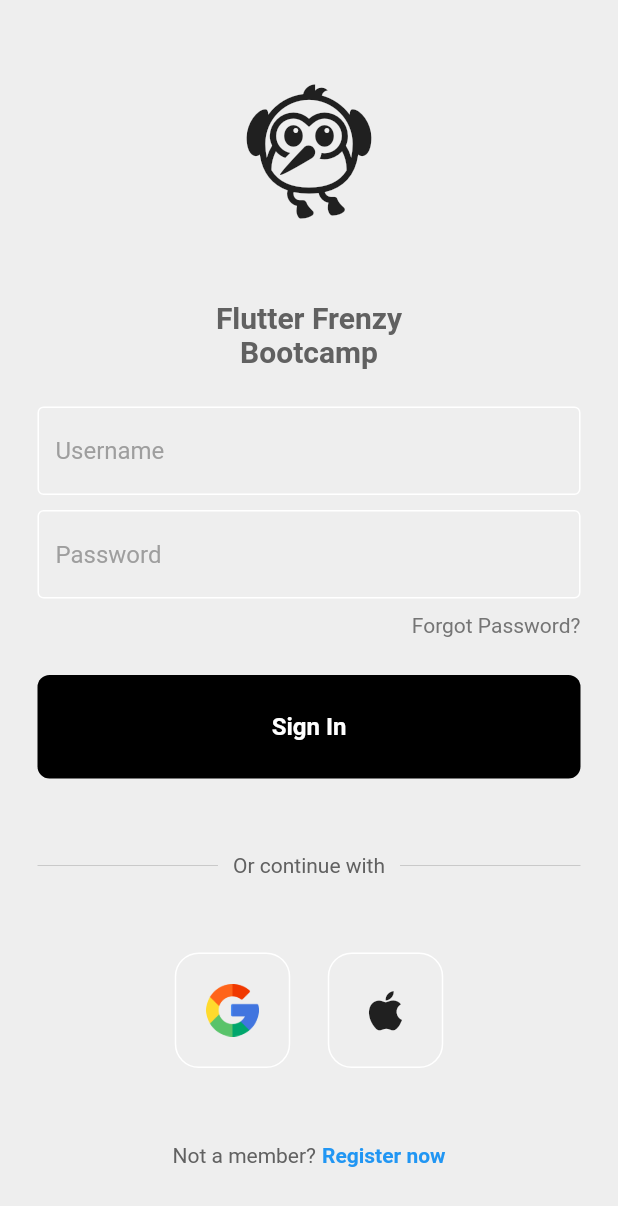
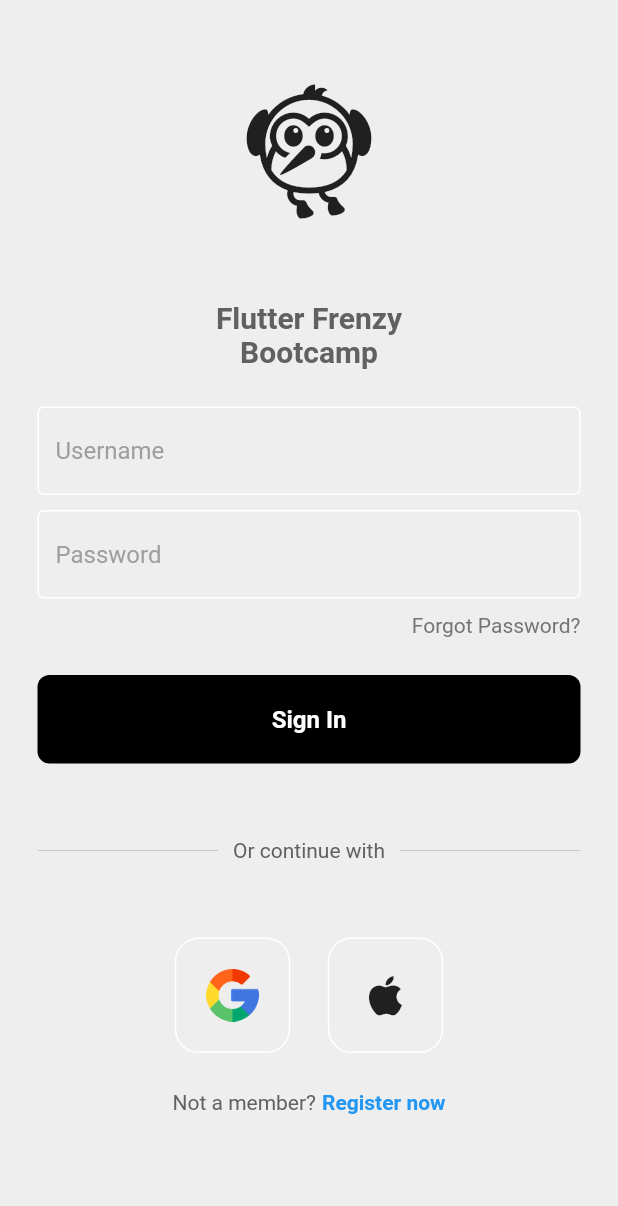
Before and after one commit to Laikaiyong/Flutter-Frenzy-Challenges, a Flutter app: the screen it shows after launch, on a phone screen of 412 x 824 dp. Shown: the top 1206 px of the screen. Run offline on Flutter 3.47's test engine with Material 2 defaults, Android fonts, the phone set to English and light mode, and no system bars.

Commit message:
Overflow fixage

```diff
--- a/lib/components/custom_button.dart
+++ b/lib/components/custom_button.dart
@@ -10,7 +10,7 @@ class CustomButton extends StatelessWidget {
     return GestureDetector(
       onTap: onTap,
       child: Container(
-        padding: const EdgeInsets.all(25),
+        padding: const EdgeInsets.all(20),
         margin: const EdgeInsets.symmetric(horizontal: 25),
         decoration: BoxDecoration(
           color: Colors.black,
--- a/lib/pages/login_page.dart
+++ b/lib/pages/login_page.dart
@@ -20,7 +20,8 @@ class LoginPage extends StatelessWidget {
     return Scaffold(
         resizeToAvoidBottomInset: false,
         backgroundColor: Colors.grey[200],
-      body: SafeArea(
+        body: SingleChildScrollView(
+          child: SafeArea(
             child: Center(
               child: Column(
                 children: [
@@ -137,7 +138,7 @@ class LoginPage extends StatelessWidget {
                     ],
                   ),
 
-              const SizedBox(height: 50),
+                  const SizedBox(height: 25),
 
                   // not a member? register now
                   Row(
@@ -156,11 +157,13 @@ class LoginPage extends StatelessWidget {
                         ),
                       ),
                     ],
-              )
+                  ),
+
+                  const SizedBox(height: 20),
                 ],
               ),
             ),
           ),
-    );
+        ));
   }
 }
```
Lines whose indentation alone changed are shown as unchanged.
